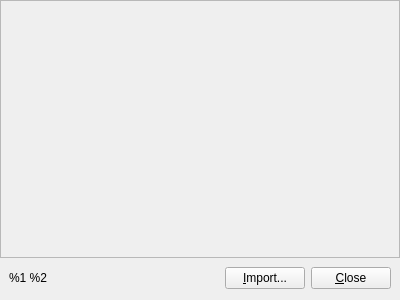
Before: the Qt Designer form ProfileInterface.ui in Syping/gta5sync, drawn with Qt 5.
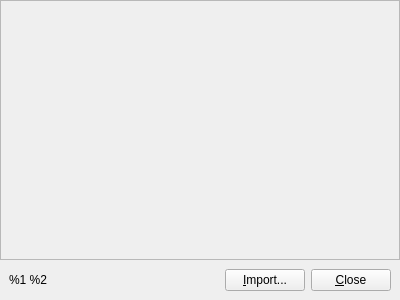
After: the same form once the commit is applied. The open tabs and pages were chosen to show the change.

Diff of the .ui file:
```diff
--- a/ProfileInterface.ui
+++ b/ProfileInterface.ui
@@ -26,6 +26,9 @@
    <property name="rightMargin">
     <number>0</number>
    </property>
+   <property name="bottomMargin">
+    <number>9</number>
+   </property>
    <item>
     <widget class="QStackedWidget" name="swProfile">
      <property name="currentIndex">
```
Left out of the diff: 2 changed lines with no effect on the pictures.
